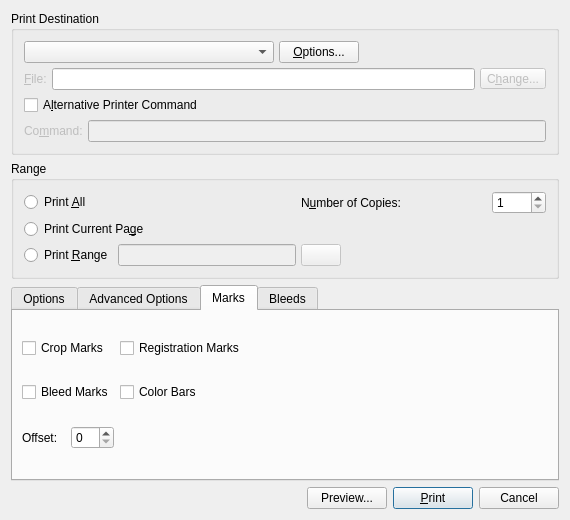
Old version of the form scribus/ui/printdialogbase.ui in the repository scribusproject/scribus.
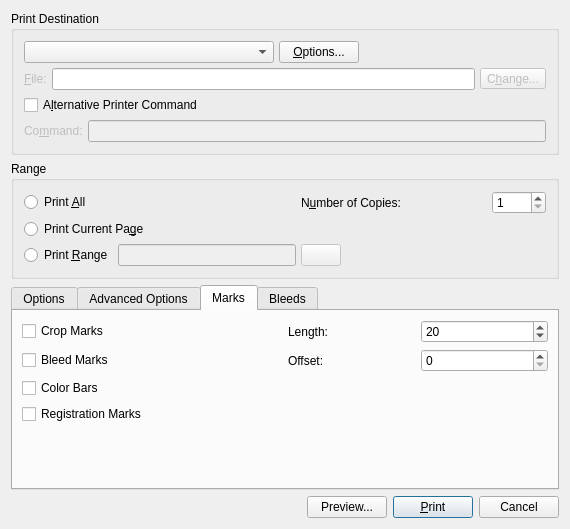
New version of the form. The open tabs and pages were chosen to show the change. Custom widgets are drawn as their Qt base class.

Commit message: #7793: Make crop mark length user-settable

What changed in the file:
```diff
--- a/scribus/ui/printdialogbase.ui
+++ b/scribus/ui/printdialogbase.ui
@@ -7,7 +7,7 @@
     <x>0</x>
     <y>0</y>
     <width>570</width>
-    <height>520</height>
+    <height>529</height>
    </rect>
   </property>
   <property name="windowTitle">
@@ -437,27 +437,7 @@
        <string>Marks</string>
       </attribute>
       <layout class="QGridLayout">
-       <item row="0" column="0">
-        <widget class="QCheckBox" name="cropMarks">
-         <property name="toolTip">
-          <string>This creates crop marks in the PDF indicating where the paper should be cut or trimmed after printing</string>
-         </property>
-         <property name="text">
-          <string>Crop Marks</string>
-         </property>
-        </widget>
-       </item>
-       <item row="0" column="1">
-        <widget class="QCheckBox" name="registrationMarks">
-         <property name="toolTip">
-          <string>Add registration marks which are added to each separation</string>
-         </property>
-         <property name="text">
-          <string>Registration Marks</string>
-         </property>
-        </widget>
-       </item>
-       <item row="1" column="0">
+       <item row="5" column="0">
         <widget class="QCheckBox" name="bleedMarks">
          <property name="toolTip">
           <string>This creates bleed marks which are indicated by  _ . _ and show the bleed limit</string>
@@ -467,7 +447,17 @@
          </property>
         </widget>
        </item>
-       <item row="1" column="1">
+       <item row="2" column="0">
+        <widget class="QCheckBox" name="cropMarks">
+         <property name="toolTip">
+          <string>This creates crop marks in the PDF indicating where the paper should be cut or trimmed after printing</string>
+         </property>
+         <property name="text">
+          <string>Crop Marks</string>
+         </property>
+        </widget>
+       </item>
+       <item row="6" column="0">
         <widget class="QCheckBox" name="colorMarks">
          <property name="toolTip">
           <string>Add color calibration bars</string>
@@ -477,7 +467,41 @@
          </property>
         </widget>
        </item>
-       <item row="2" column="0">
+       <item row="7" column="0">
+        <widget class="QCheckBox" name="registrationMarks">
+         <property name="toolTip">
+          <string>Add registration marks which are added to each separation</string>
+         </property>
+         <property name="text">
+          <string>Registration Marks</string>
+         </property>
+        </widget>
+       </item>
+       <item row="2" column="1">
+        <layout class="QHBoxLayout" name="horizontalLayout">
+         <item>
+          <widget class="QLabel" name="MarkTxt2">
+           <property name="text">
+            <string>Length:</string>
+           </property>
+          </widget>
+         </item>
+         <item>
+          <widget class="ScrSpinBox" name="markLength">
+           <property name="minimum">
+            <number>1</number>
+           </property>
+           <property name="maximum">
+            <number>100</number>
+           </property>
+           <property name="value">
+            <number>20</number>
+           </property>
+          </widget>
+         </item>
+        </layout>
+       </item>
+       <item row="5" column="1">
         <layout class="QHBoxLayout">
          <item>
           <widget class="QLabel" name="MarkTxt1">
@@ -495,15 +519,15 @@
          </item>
         </layout>
        </item>
-       <item row="2" column="1">
-        <spacer>
+       <item row="8" column="0">
+        <spacer name="verticalSpacer">
          <property name="orientation">
-          <enum>Qt::Horizontal</enum>
+          <enum>Qt::Vertical</enum>
          </property>
          <property name="sizeHint" stdset="0">
           <size>
-           <width>40</width>
-           <height>20</height>
+           <width>20</width>
+           <height>40</height>
           </size>
          </property>
         </spacer>
```
Left out of the diff: 18 changed lines with no effect on the pictures. The commit also changes 22 other files.
